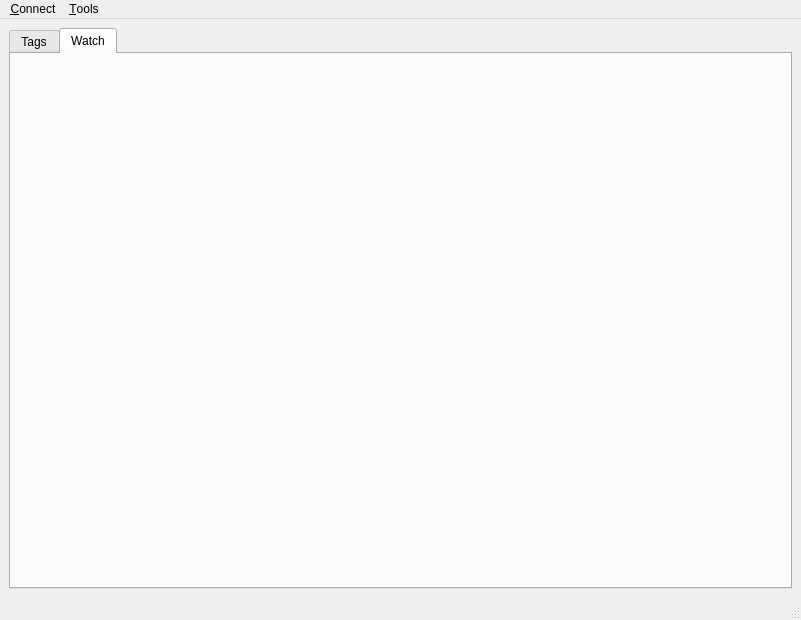
Before: the Qt Designer form src/mainwindow.ui in OpenDAX/qDAX, drawn with Qt 5.
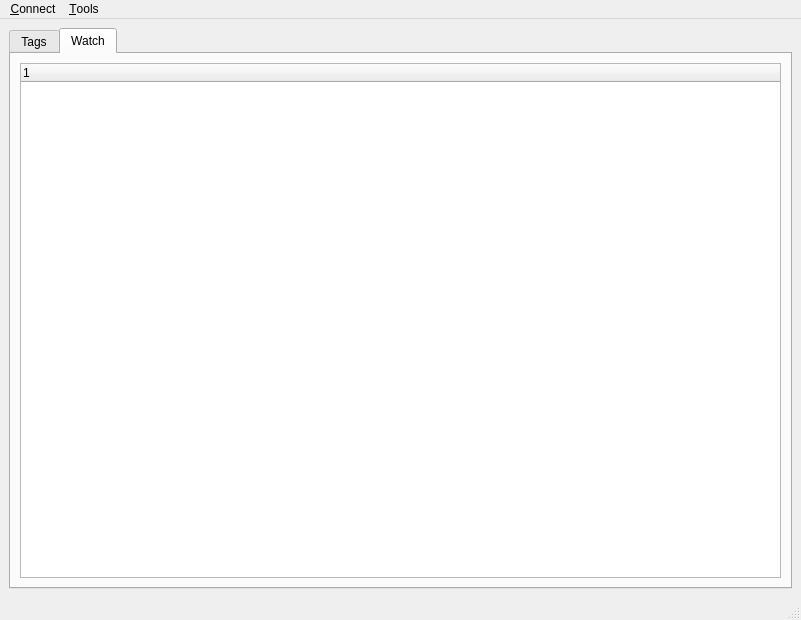
After: the same form once the commit is applied. The open tabs and pages were chosen to show the change.

Commit message: Add watch list functions

```diff
--- a/src/mainwindow.ui
+++ b/src/mainwindow.ui
@@ -120,6 +120,17 @@
        <attribute name="title">
         <string>Watch</string>
        </attribute>
+       <layout class="QVBoxLayout" name="verticalLayout">
+        <item>
+         <widget class="QTreeWidget" name="treeWidgetWatch">
+          <column>
+           <property name="text">
+            <string notr="true">1</string>
+           </property>
+          </column>
+         </widget>
+        </item>
+       </layout>
       </widget>
      </widget>
     </item>
```
Left out of the diff: 5 changed lines with no effect on the pictures. The commit also changes 7 other files.
